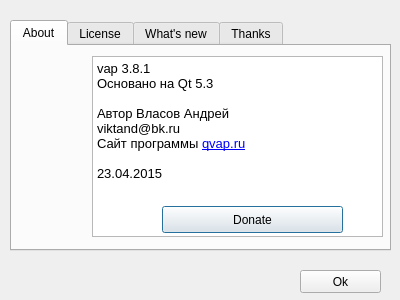
The window that about.ui (viktand/vap4) describes before a commit, drawn with Qt 5.
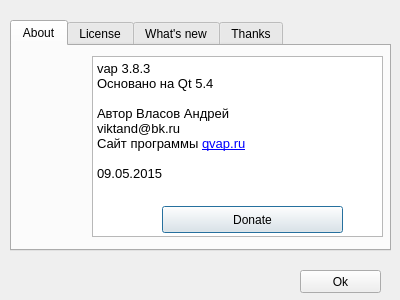
The same window after the commit. The open tabs and pages were chosen to show the change. Icons and pictures are not drawn.

```diff
--- a/about.ui
+++ b/about.ui
@@ -87,14 +87,14 @@
 &lt;html&gt;&lt;head&gt;&lt;meta name=&quot;qrichtext&quot; content=&quot;1&quot; /&gt;&lt;style type=&quot;text/css&quot;&gt;
 p, li { white-space: pre-wrap; }
 &lt;/style&gt;&lt;/head&gt;&lt;body style=&quot; font-family:'Ubuntu'; font-size:10pt; font-weight:400; font-style:normal;&quot;&gt;
-&lt;p style=&quot; margin-top:0px; margin-bottom:0px; margin-left:0px; margin-right:0px; -qt-block-indent:0; text-indent:0px;&quot;&gt;vap 3.8.1&lt;/p&gt;
-&lt;p style=&quot; margin-top:0px; margin-bottom:0px; margin-left:0px; margin-right:0px; -qt-block-indent:0; text-indent:0px;&quot;&gt;Основано на Qt 5.3&lt;/p&gt;
+&lt;p style=&quot; margin-top:0px; margin-bottom:0px; margin-left:0px; margin-right:0px; -qt-block-indent:0; text-indent:0px;&quot;&gt;vap 3.8.3&lt;/p&gt;
+&lt;p style=&quot; margin-top:0px; margin-bottom:0px; margin-left:0px; margin-right:0px; -qt-block-indent:0; text-indent:0px;&quot;&gt;Основано на Qt 5.4&lt;/p&gt;
 &lt;p style=&quot;-qt-paragraph-type:empty; margin-top:0px; margin-bottom:0px; margin-left:0px; margin-right:0px; -qt-block-indent:0; text-indent:0px;&quot;&gt;&lt;br /&gt;&lt;/p&gt;
 &lt;p style=&quot; margin-top:0px; margin-bottom:0px; margin-left:0px; margin-right:0px; -qt-block-indent:0; text-indent:0px;&quot;&gt;Автор Власов Андрей&lt;/p&gt;
 &lt;p style=&quot; margin-top:0px; margin-bottom:0px; margin-left:0px; margin-right:0px; -qt-block-indent:0; text-indent:0px;&quot;&gt;viktand@bk.ru&lt;/p&gt;
 &lt;p style=&quot; margin-top:0px; margin-bottom:0px; margin-left:0px; margin-right:0px; -qt-block-indent:0; text-indent:0px;&quot;&gt;Сайт программы &lt;a href=&quot;http://www.qvap.ru&quot;&gt;&lt;span style=&quot; text-decoration: underline; color:#0000ff;&quot;&gt;qvap.ru&lt;/span&gt;&lt;/a&gt;&lt;/p&gt;
 &lt;p style=&quot;-qt-paragraph-type:empty; margin-top:0px; margin-bottom:0px; margin-left:0px; margin-right:0px; -qt-block-indent:0; text-indent:0px; text-decoration: underline; color:#0000ff;&quot;&gt;&lt;br /&gt;&lt;/p&gt;
-&lt;p style=&quot; margin-top:0px; margin-bottom:0px; margin-left:0px; margin-right:0px; -qt-block-indent:0; text-indent:0px;&quot;&gt;23.04.2015&lt;/p&gt;&lt;/body&gt;&lt;/html&gt;</string>
+&lt;p style=&quot; margin-top:0px; margin-bottom:0px; margin-left:0px; margin-right:0px; -qt-block-indent:0; text-indent:0px;&quot;&gt;09.05.2015&lt;/p&gt;&lt;/body&gt;&lt;/html&gt;</string>
      </property>
      <property name="textInteractionFlags">
       <set>Qt::TextBrowserInteraction</set>
```
Left out of the diff: 5 changed lines with no effect on the pictures.
